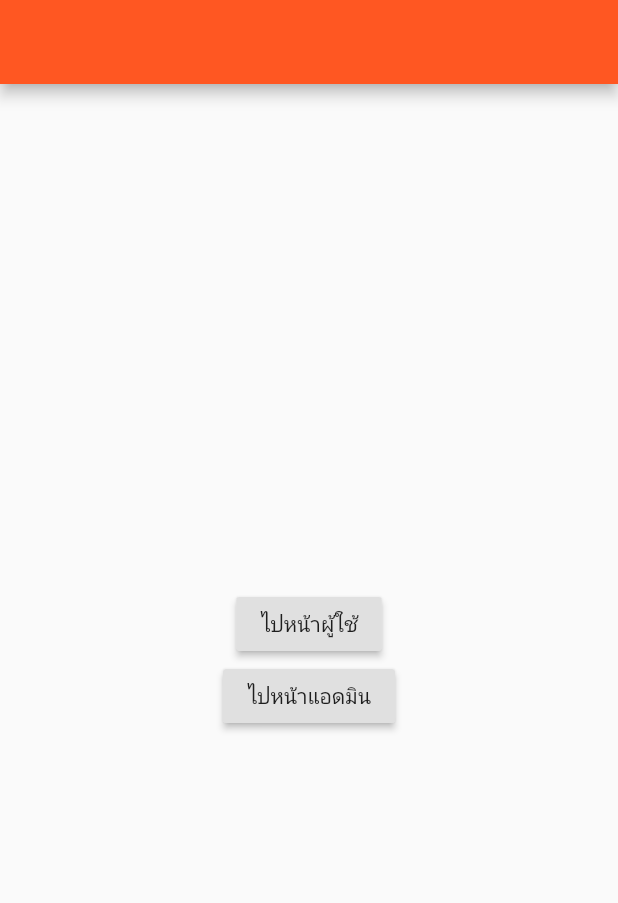
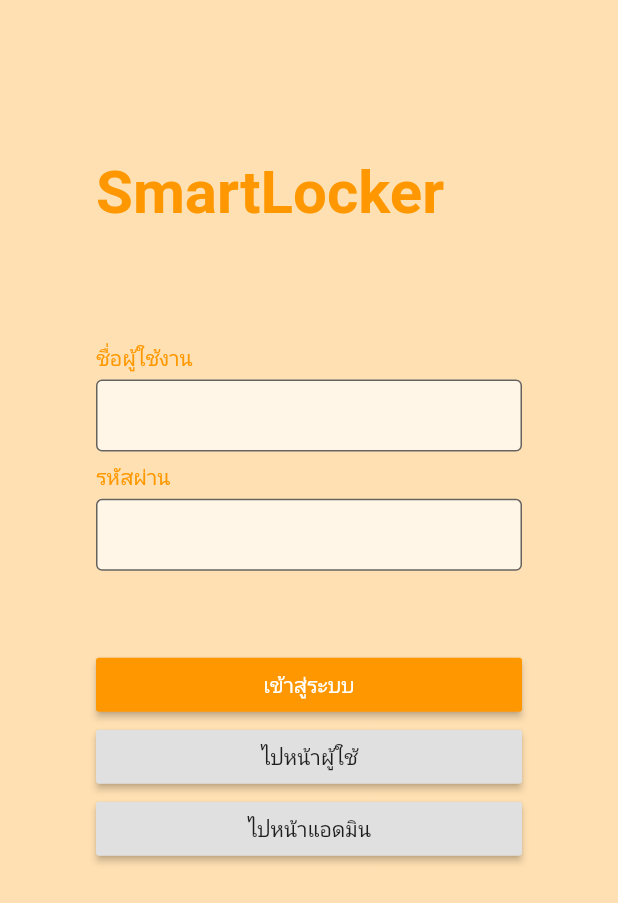
Before and after one commit to godprogrammer3/SmartLockerApplication, a Flutter app: the screen it shows after launch, on a phone screen of 412 x 824 dp. Shown: the top 903 px of the screen. Run offline on Flutter 3.47's test engine with Material 2 defaults, Android fonts, the phone set to English and light mode, and no system bars.

Commit message:
add login screen

```diff
--- a/smartlocker/lib/UI/page/Page.dart
+++ b/smartlocker/lib/UI/page/Page.dart
@@ -1,3 +1,4 @@
 export './admin_screen.dart';
 export './user_screen.dart';
 export './user_result_screen.dart';
+export './login_screen.dart';
--- /dev/null
+++ b/smartlocker/lib/UI/page/login_screen.dart
@@ -0,0 +1,123 @@
+import 'package:flutter/material.dart';
+import 'Page.dart';
+
+class LoginPage extends StatelessWidget {
+  final logo = Container(
+    child: Text(
+      'SmartLocker',
+      style: TextStyle(
+          fontSize: 40, color: Colors.orange, fontWeight: FontWeight.bold),
+    ),
+    margin: const EdgeInsets.only(top: 105),
+  );
+
+  final username = Container(
+    child: Column(
+      children: <Widget>[
+        Text(
+          "ชื่อผู้ใช้งาน",
+          style: TextStyle(fontSize: 14, color: Colors.orange),
+        ),
+        Padding(
+          padding: const EdgeInsets.only(top: 5.0),
+          child: TextFormField(
+            decoration: InputDecoration(
+              filled: true,
+              fillColor: Colors.white70,
+              contentPadding: EdgeInsets.fromLTRB(10.0, 8.0, 10.0, 8.0),
+              border: OutlineInputBorder(
+                  borderSide:
+                      BorderSide(width: 1.0, color: Color(0xFFFFDFDFDF))),
+            ),
+          ),
+        )
+      ],
+      crossAxisAlignment: CrossAxisAlignment.start,
+    ),
+    margin: EdgeInsets.only(top: 77),
+    width: 296.23,
+  );
+
+  final password = Container(
+    child: Column(
+      children: <Widget>[
+        Text(
+          "รหัสผ่าน",
+          style: TextStyle(fontSize: 14, color: Colors.orange),
+        ),
+        Padding(
+          padding: const EdgeInsets.only(top: 5.0),
+          child: TextFormField(
+            decoration: InputDecoration(
+              filled: true,
+              fillColor: Colors.white70,
+              contentPadding: EdgeInsets.fromLTRB(10.0, 8.0, 10.0, 8.0),
+              border: OutlineInputBorder(
+                  borderSide:
+                      BorderSide(width: 1.0, color: Color(0xFFFFDFDFDF))),
+            ),
+          ),
+        )
+      ],
+      crossAxisAlignment: CrossAxisAlignment.start,
+    ),
+    margin: EdgeInsets.only(top: 7.54),
+    width: 296.23,
+  );
+
+  final signInButton = Container(
+    child: RaisedButton(
+
+      child: Text(
+        "เข้าสู่ระบบ",
+        style: TextStyle(color: Colors.white, fontSize: 14),
+      ),
+      color: Colors.orange,
+      onPressed: () {},
+    ),
+    margin: EdgeInsets.only(top: 52),
+  );
+
+  @override
+  Widget build(BuildContext context) {
+    return Scaffold(
+      backgroundColor: Colors.orange[100],
+      body: Center(
+        child:Container(
+          padding: EdgeInsets.symmetric(horizontal: 64),
+
+          child: ListView(
+            children: <Widget>[
+              logo,
+              username,
+              password,
+              signInButton,
+              RaisedButton(
+              child: Text('ไปหน้าผู้ใช้'),
+              onPressed: ((){
+                Navigator.push(
+                    context,
+                    MaterialPageRoute(
+                    builder:(context) => HomeUser(),
+                ),
+                );
+              }),
+              ),
+               RaisedButton(
+              child: Text('ไปหน้าแอดมิน'),
+              onPressed: ((){
+                Navigator.push(
+                    context,
+                    MaterialPageRoute(
+                    builder:(context) => HomeAdmin(),
+                ),
+                );
+              }),
+              ),
+            ],
+          ),
+        ),
+      ),
+    );
+  }
+}
--- a/smartlocker/lib/main.dart
+++ b/smartlocker/lib/main.dart
@@ -1,6 +1,5 @@
 import 'package:flutter/material.dart';
-import 'UI/page/user_screen.dart';
-import 'UI/page/admin_screen.dart';
+import 'UI/page/Page.dart';
 void main() => runApp(MyApp());
 
 class MyApp extends StatelessWidget {
@@ -12,48 +11,7 @@ class MyApp extends StatelessWidget {
          primarySwatch: Colors.deepOrange,
       ),
       //combine those screens
-      home: listPage(),
+      home: LoginPage(),
     );
   }
 }
-
-class listPage extends StatelessWidget{
-  @override
-  Widget build(BuildContext context){
-    return Scaffold(
-      appBar: AppBar(),
-      body: Row(
-        mainAxisAlignment: MainAxisAlignment.center,
-        children: <Widget>[
-          Column(
-            mainAxisAlignment: MainAxisAlignment.center,
-            children: <Widget>[
-              RaisedButton(
-              child: Text('ไปหน้าผู้ใช้'),
-              onPressed: ((){
-                Navigator.push(
-                    context,
-                    MaterialPageRoute(
-                    builder:(context) => HomeUser(),
-                ),
-                );
-              }),
-              ),
-               RaisedButton(
-              child: Text('ไปหน้าแอดมิน'),
-              onPressed: ((){
-                Navigator.push(
-                    context,
-                    MaterialPageRoute(
-                    builder:(context) => HomeAdmin(),
-                ),
-                );
-              }),
-              ),
-            ],
-          ),
-        ],
-      ),
-    );
-  }
-}
```
